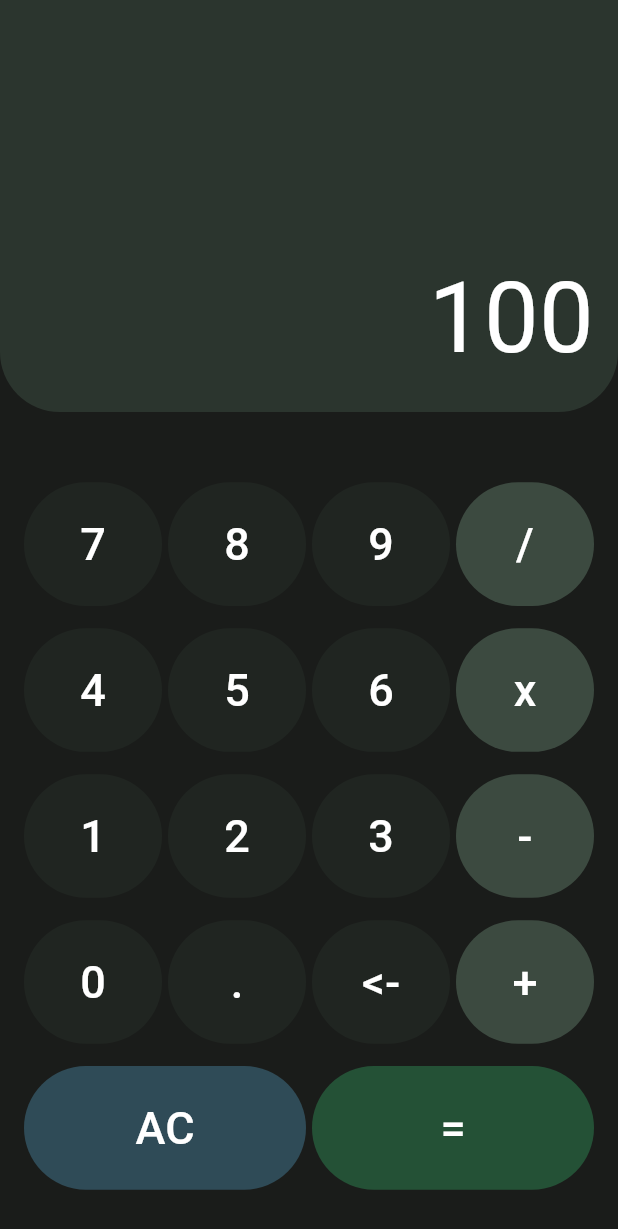
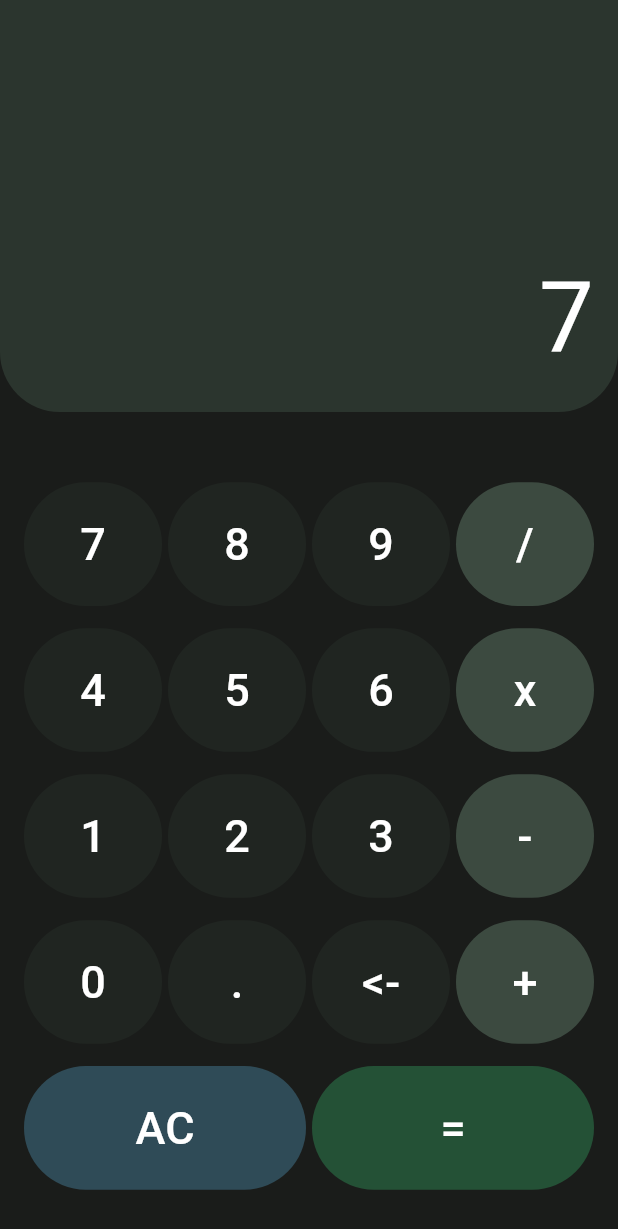
Before and after one commit to fr4nsgallegos/recetasappg10, a Flutter app: the screen it shows after launch, after a tap on an icon or button, on a phone screen of 412 x 824 dp. Shown: the top 1229 px of the screen. Run offline on Flutter 3.47's test engine with Material 3 defaults, Android fonts, the phone set to English and light mode, and no system bars; our stand-ins replace curved_navigation_bar.

Commit message:
primera funcion para ver lo que presione

```diff
--- a/lib/pages/calculator_page.dart
+++ b/lib/pages/calculator_page.dart
@@ -1,6 +1,25 @@
 import 'package:flutter/material.dart';
 
-class CalculatorPage extends StatelessWidget {
+class CalculatorPage extends StatefulWidget {
+  @override
+  State<CalculatorPage> createState() => _CalculatorPageState();
+}
+
+class _CalculatorPageState extends State<CalculatorPage> {
+  String input = "";
+  //lo que voy ingresando
+  String output = "";
+  //resultado
+  void buttonPressed(String textButton) {
+    buttonNumberPressed(textButton);
+    output = input;
+    setState(() {});
+  }
+
+  void buttonNumberPressed(String number) {
+    input = number;
+  }
+
   @override
   Widget build(BuildContext context) {
     return SafeArea(
@@ -21,7 +40,7 @@ class CalculatorPage extends StatelessWidget {
                 ),
               ),
               child: Text(
-                "100",
+                output,
                 style: TextStyle(
                   color: Colors.white,
                   fontSize: 65,
@@ -39,53 +58,71 @@ class CalculatorPage extends StatelessWidget {
                   children: [
                     Row(
                       children: [
-                        BuildButton("7", Color(0xff202521), () {}),
+                        BuildButton(
+                            "7", Color(0xff202521), () => buttonPressed("7")),
                         SizedBox(width: 4),
-                        BuildButton("8", Color(0xff202521), () {}),
+                        BuildButton(
+                            "8", Color(0xff202521), () => buttonPressed("8")),
                         SizedBox(width: 4),
-                        BuildButton("9", Color(0xff202521), () {}),
+                        BuildButton(
+                            "9", Color(0xff202521), () => buttonPressed("9")),
                         SizedBox(width: 4),
-                        BuildButton("/", Color(0XFF3C4A40), () {}),
+                        BuildButton(
+                            "/", Color(0XFF3C4A40), () => buttonPressed("/")),
                       ],
                     ),
                     Row(
                       children: [
-                        BuildButton("4", Color(0xff202521), () {}),
+                        BuildButton(
+                            "4", Color(0xff202521), () => buttonPressed("4")),
                         SizedBox(width: 4),
-                        BuildButton("5", Color(0xff202521), () {}),
+                        BuildButton(
+                            "5", Color(0xff202521), () => buttonPressed("5")),
                         SizedBox(width: 4),
-                        BuildButton("6", Color(0xff202521), () {}),
+                        BuildButton(
+                            "6", Color(0xff202521), () => buttonPressed("6")),
                         SizedBox(width: 4),
-                        BuildButton("x", Color(0XFF3C4A40), () {}),
+                        BuildButton(
+                            "x", Color(0XFF3C4A40), () => buttonPressed("x")),
                       ],
                     ),
                     Row(
                       children: [
-                        BuildButton("1", Color(0xff202521), () {}),
+                        BuildButton(
+                            "1", Color(0xff202521), () => buttonPressed("1")),
                         SizedBox(width: 4),
-                        BuildButton("2", Color(0xff202521), () {}),
+                        BuildButton(
+                            "2", Color(0xff202521), () => buttonPressed("2")),
                         SizedBox(width: 4),
-                        BuildButton("3", Color(0xff202521), () {}),
+                        BuildButton(
+                            "3", Color(0xff202521), () => buttonPressed("3")),
                         SizedBox(width: 4),
-                        BuildButton("-", Color(0XFF3C4A40), () {}),
+                        BuildButton(
+                            "-", Color(0XFF3C4A40), () => buttonPressed("-")),
                       ],
                     ),
                     Row(
                       children: [
-                        BuildButton("0", Color(0xff202521), () {}),
+                        BuildButton(
+                            "0", Color(0xff202521), () => buttonPressed("0")),
                         SizedBox(width: 4),
-                        BuildButton(".", Color(0xff202521), () {}),
+                        BuildButton(
+                            ".", Color(0xff202521), () => buttonPressed(".")),
                         SizedBox(width: 4),
-                        BuildButton("<-", Color(0xff202521), () {}),
+                        BuildButton(
+                            "<-", Color(0xff202521), () => buttonPressed("<-")),
                         SizedBox(width: 4),
-                        BuildButton("+", Color(0XFF3C4A40), () {}),
+                        BuildButton(
+                            "+", Color(0XFF3C4A40), () => buttonPressed("+")),
                       ],
                     ),
                     Row(
                       children: [
-                        BuildButton("AC", Color(0XFF2F4B57), () {}),
+                        BuildButton(
+                            "AC", Color(0XFF2F4B57), () => buttonPressed("AC")),
                         SizedBox(width: 4),
-                        BuildButton("=", Color(0XFF245136), () {}),
+                        BuildButton(
+                            "=", Color(0XFF245136), () => buttonPressed("=")),
                       ],
                     ),
                   ],
```
